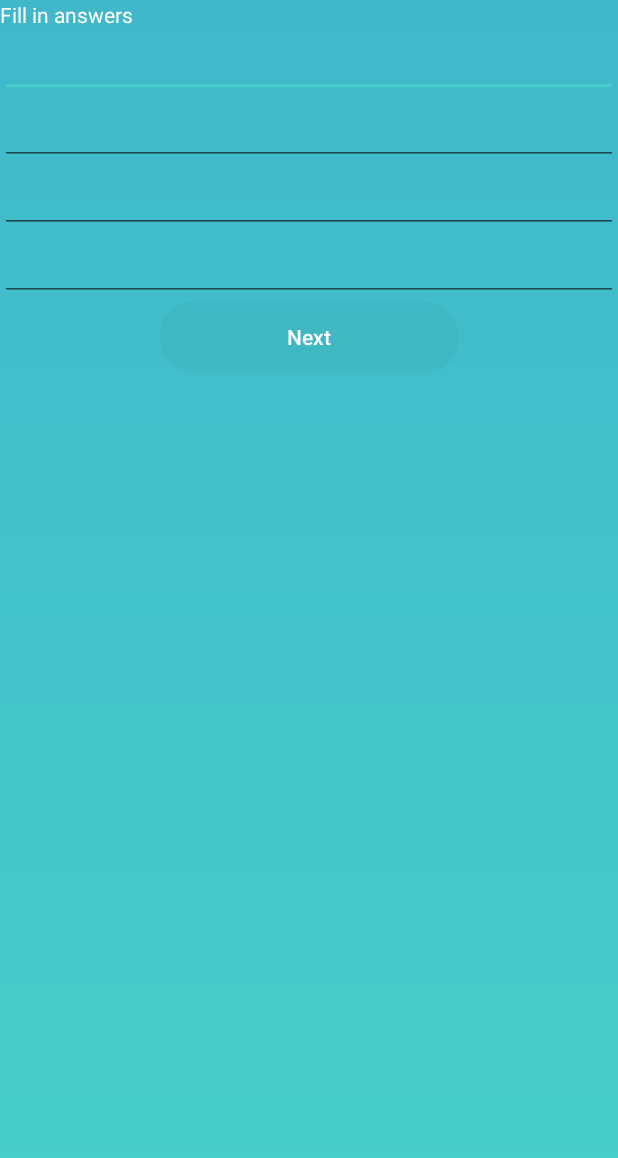
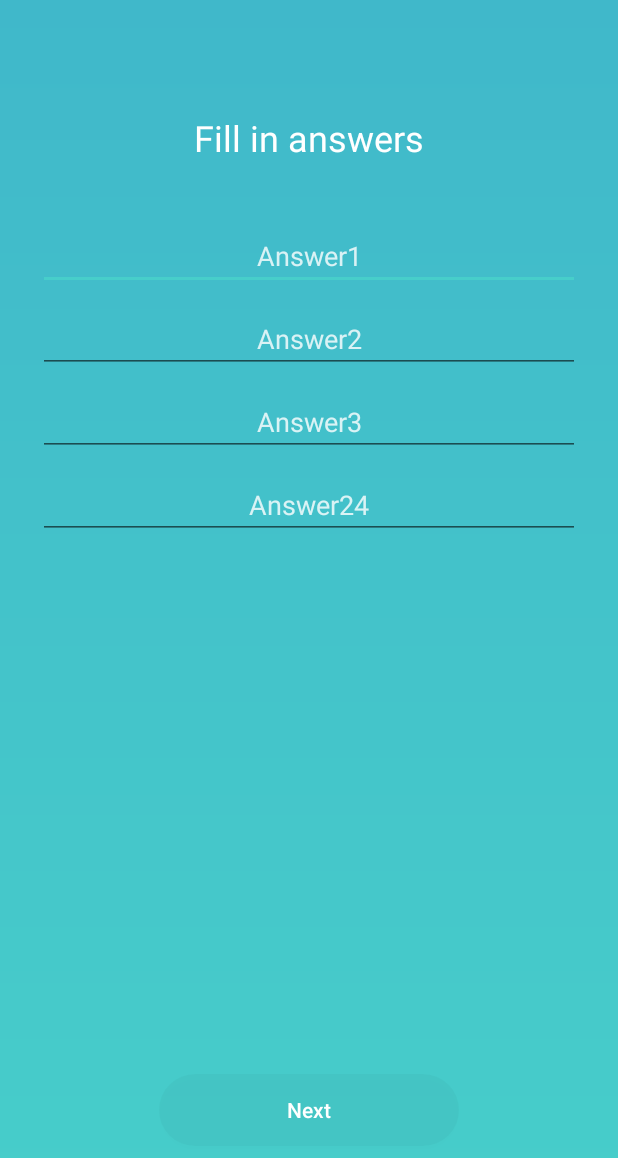
Before and after one commit to nilmedov/EyeAsisstant, an Android app: the layout fragment_fill_in_answers.xml on its own in the app's theme, with its tools: preview values and no code run, on a phone screen of 412 x 824 dp. Shown: the top 1158 px of the screen. Run offline under Robolectric (Android 15) with nearby library versions, the phone set to English and light mode, and no system bars.

Commit message:
changed fill_in layouts

```diff
--- a/app/src/main/res/layout/fragment_fill_in_answers.xml
+++ b/app/src/main/res/layout/fragment_fill_in_answers.xml
@@ -1,4 +1,4 @@
-<LinearLayout
+<RelativeLayout
     xmlns:android="http://schemas.android.com/apk/res/android"
     xmlns:tools="http://schemas.android.com/tools"
     android:layout_width="match_parent"
@@ -8,7 +8,10 @@
     <TextView
         android:layout_width="match_parent"
         android:layout_height="wrap_content"
-        android:text="Fill in answers"/>
+        android:text="Fill in answers"
+        style="@style/TextViewStyle.Header"
+        android:layout_marginTop="75dp"
+        android:id="@+id/txt_hint"/>
 
     <EditText
         android:id="@+id/f_answer_1"
@@ -16,15 +19,25 @@
         android:layout_height="wrap_content"
         android:textAlignment="center"
         android:singleLine="true"
-        android:imeOptions="actionNext"/>
+        android:hint="@string/hint_answer_1"
+        android:imeOptions="actionNext"
+        android:layout_marginTop="40dp"
+        android:layout_marginLeft="25dp"
+        android:layout_marginRight="25dp"
+        android:layout_below="@+id/txt_hint"/>
 
     <EditText
         android:id="@+id/f_answer_2"
         android:layout_width="match_parent"
         android:layout_height="wrap_content"
         android:textAlignment="center"
+        android:hint="@string/hint_answer_2"
         android:singleLine="true"
-        android:imeOptions="actionNext"/>
+        android:imeOptions="actionNext"
+        android:layout_marginTop="10dp"
+        android:layout_marginLeft="25dp"
+        android:layout_marginRight="25dp"
+        android:layout_below="@+id/f_answer_1"/>
 
     <EditText
         android:id="@+id/f_answer_3"
@@ -32,20 +45,32 @@
         android:layout_height="wrap_content"
         android:textAlignment="center"
         android:imeOptions="actionNext"
-        android:singleLine="true"/>
+        android:singleLine="true"
+        android:hint="@string/hint_answer_3"
+        android:layout_marginTop="10dp"
+        android:layout_marginLeft="25dp"
+        android:layout_marginRight="25dp"
+        android:layout_below="@+id/f_answer_2"/>
 
     <EditText
         android:id="@+id/f_answer_4"
         android:layout_width="match_parent"
         android:layout_height="wrap_content"
-        android:textAlignment="center"/>
+        android:textAlignment="center"
+        android:layout_marginTop="10dp"
+        android:layout_marginLeft="25dp"
+        android:layout_marginRight="25dp"
+        android:hint="@string/hint_answer_4"
+        android:layout_below="@+id/f_answer_3"/>
 
     <Button
         android:layout_width="wrap_content"
         android:layout_height="wrap_content"
         android:id="@+id/btn_next"
         android:layout_alignParentBottom="true"
+        android:layout_centerHorizontal="true"
         android:text="@string/next"
+        android:layout_marginBottom="60dp"
         android:layout_gravity="center_horizontal"/>
 
-</LinearLayout>
+</RelativeLayout>
--- a/app/src/main/res/layout/fragment_fill_in_question.xml
+++ b/app/src/main/res/layout/fragment_fill_in_question.xml
@@ -5,11 +5,24 @@
     android:layout_height="match_parent"
     android:orientation="vertical">
 
+    <TextView
+        android:layout_width="match_parent"
+        android:layout_height="wrap_content"
+        android:text="Fill in question"
+        android:id="@+id/txt_hint"
+        android:layout_marginTop="75dp"
+        style="@style/TextViewStyle.Header"/>
+
     <EditText
         android:id="@+id/f_message"
         android:layout_width="match_parent"
         android:layout_height="wrap_content"
-        android:textAlignment="center"/>
+        android:textAlignment="center"
+        android:layout_marginTop="40dp"
+        android:layout_marginLeft="25dp"
+        android:layout_marginRight="25dp"
+        android:hint="@string/hint_question"
+        android:layout_below="@+id/txt_hint"/>
 
     <Button
         android:layout_width="wrap_content"
@@ -17,6 +30,7 @@
         android:id="@+id/btn_next"
         android:layout_alignParentBottom="true"
         android:text="@string/next"
+        android:layout_marginBottom="60dp"
         android:layout_centerHorizontal="true"/>
 
 </RelativeLayout>
--- a/app/src/main/res/layout/fragment_question.xml
+++ b/app/src/main/res/layout/fragment_question.xml
@@ -11,10 +11,7 @@
         android:layout_height="wrap_content"
         android:layout_marginTop="75dp"
         android:text="@string/sample"
-        android:gravity="center"
-        android:textSize="24sp"
-        android:paddingLeft="10dp"
-        android:paddingRight="10dp"/>
+        style="@style/TextViewStyle.Header"/>
 
     <RelativeLayout
         android:layout_width="match_parent"
--- a/app/src/main/res/values/strings.xml
+++ b/app/src/main/res/values/strings.xml
@@ -14,4 +14,10 @@
 
     <string name="next">Next</string>
     <string name="sample">Lorem ipsum dolor sit amet?</string>
+
+    <string name="hint_question">Your question</string>
+    <string name="hint_answer_1">Answer1</string>
+    <string name="hint_answer_2">Answer2</string>
+    <string name="hint_answer_3">Answer3</string>
+    <string name="hint_answer_4">Answer24</string>
 </resources>
--- a/app/src/main/res/values/styles.xml
+++ b/app/src/main/res/values/styles.xml
@@ -15,8 +15,8 @@
     </style>
 
     <style name="EditTextStyle" parent="@style/Widget.AppCompat.EditText">
-        <!--<item name="android:textColor">@color/edit_txt_color</item>-->
-        <!--<item name="android:textColorHint">@color/edit_hint_color</item>-->
+        <item name="android:textColor">@color/default_text_color</item>
+        <item name="android:textColorHint">@color/default_text_color_with_opacity</item>
         <!--<item name="android:layout_gravity">center_horizontal</item>-->
         <!--<item name="android:minHeight">@dimen/global_btn_min_height</item>-->
         <!--<item name="android:paddingLeft">5dp</item>-->
@@ -29,4 +29,11 @@
         <item name="android:textColor">@color/default_text_color_with_opacity</item>
     </style>
 
+    <style name="TextViewStyle.Header">
+        <item name="android:gravity">center</item>
+        <item name="android:textSize">24sp</item>
+        <item name="android:paddingLeft">30dp</item>
+        <item name="android:paddingRight">30dp</item>
+    </style>
+
 </resources>
```
